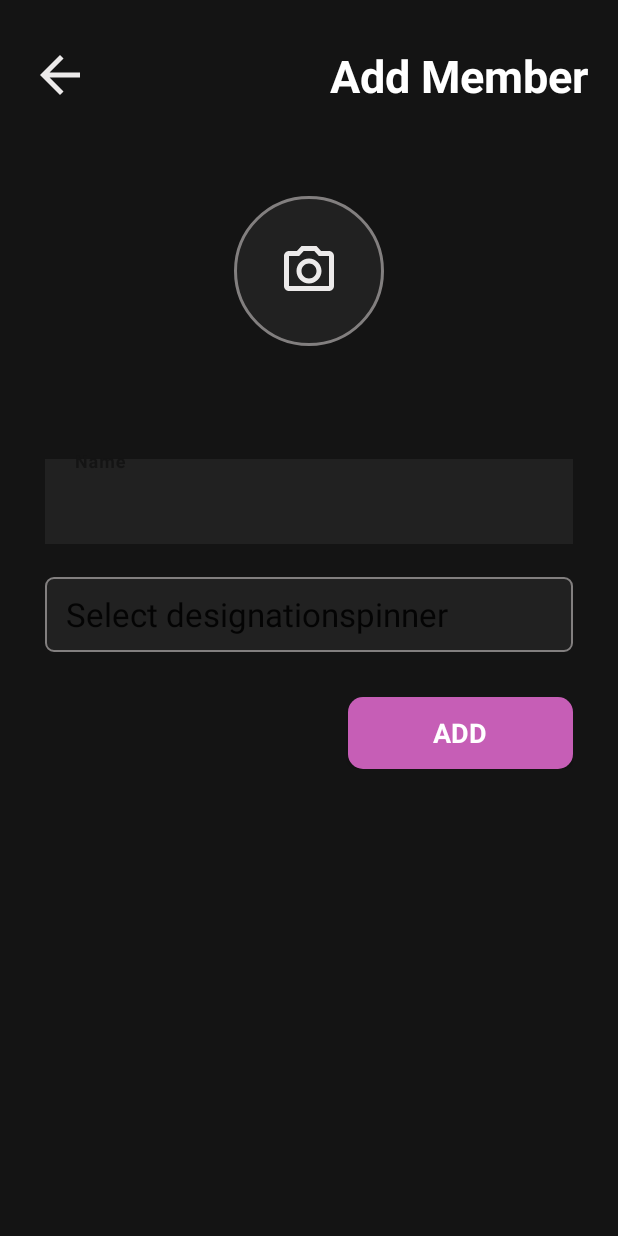
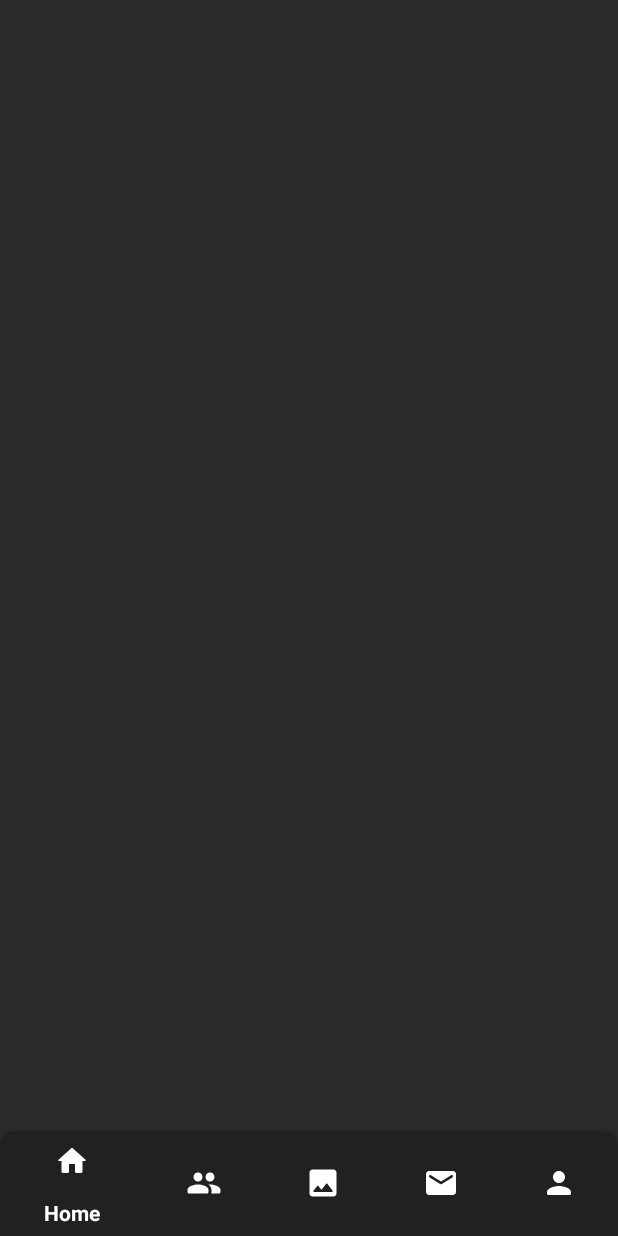
Before and after one commit to Sameer377/Coding_Crafters, an Android app: the screen it shows after launch (AddMember before the commit, Dashboard after it), on a phone screen of 412 x 824 dp. Run offline under Robolectric (Android 15) with nearby library versions, the light colour scheme and no system bars; Roboto replaces fonts that are not available here.

Commit message:
Add member backend completed and Bottom navbar frontend completed

```diff
--- a/app/src/main/AndroidManifest.xml
+++ b/app/src/main/AndroidManifest.xml
@@ -9,6 +9,9 @@
         android:roundIcon="@mipmap/ic_launcher_round"
         android:supportsRtl="true"
         android:theme="@style/Theme.AGPITCodeClub">
+        <activity
+            android:name=".Dashboard"
+            android:exported="true" />
         <activity
             android:name=".credentials.AddMember"
             android:exported="true" />
--- /dev/null
+++ b/app/src/main/java/com/agpitcodeclub/app/Dashboard.java
@@ -0,0 +1,14 @@
+package com.agpitcodeclub.app;
+
+import androidx.appcompat.app.AppCompatActivity;
+
+import android.os.Bundle;
+
+public class Dashboard extends AppCompatActivity {
+
+    @Override
+    protected void onCreate(Bundle savedInstanceState) {
+        super.onCreate(savedInstanceState);
+        setContentView(R.layout.activity_dashboard);
+    }
+}
--- a/app/src/main/java/com/agpitcodeclub/app/MainActivity.java
+++ b/app/src/main/java/com/agpitcodeclub/app/MainActivity.java
@@ -61,7 +61,7 @@ public class MainActivity extends AppCompatActivity {
                 new Handler().postDelayed(new Runnable() {
                     @Override
                     public void run() {
-                        Intent adduser = new Intent(MainActivity.this, AddMember.class);
+                        Intent adduser = new Intent(MainActivity.this, Dashboard.class);
                         startActivity(adduser);
                         finish();
                     }
--- /dev/null
+++ b/app/src/main/res/drawable/announce_filled.xml
@@ -0,0 +1,5 @@
+<vector android:height="24dp" android:tint="#ECEAEA"
+    android:viewportHeight="24" android:viewportWidth="24"
+    android:width="24dp" xmlns:android="http://schemas.android.com/apk/res/android">
+    <path android:fillColor="@android:color/white" android:pathData="M20,4L4,4c-1.1,0 -1.99,0.9 -1.99,2L2,18c0,1.1 0.9,2 2,2h16c1.1,0 2,-0.9 2,-2L22,6c0,-1.1 -0.9,-2 -2,-2zM19.6,8.25l-7.07,4.42c-0.32,0.2 -0.74,0.2 -1.06,0L4.4,8.25c-0.25,-0.16 -0.4,-0.43 -0.4,-0.72 0,-0.67 0.73,-1.07 1.3,-0.72L12,11l6.7,-4.19c0.57,-0.35 1.3,0.05 1.3,0.72 0,0.29 -0.15,0.56 -0.4,0.72z"/>
+</vector>
--- /dev/null
+++ b/app/src/main/res/drawable/bottom_nav_selector.xml
@@ -0,0 +1,5 @@
+<?xml version="1.0" encoding="utf-8"?>
+<selector xmlns:android="http://schemas.android.com/apk/res/android">
+    <item android:state_checked="true" android:color="@color/tagline" />
+    <item android:color="@color/white"  />
+</selector>
--- /dev/null
+++ b/app/src/main/res/drawable/btm_nav_bg.xml
@@ -0,0 +1,9 @@
+<?xml version="1.0" encoding="utf-8"?>
+<shape
+    android:shape="rectangle"
+    xmlns:android="http://schemas.android.com/apk/res/android">
+
+
+    <solid android:color="@color/inputbg"/>
+    <corners android:topLeftRadius="10dp" android:topRightRadius="10dp"/>
+</shape>
--- /dev/null
+++ b/app/src/main/res/drawable/home_filled.xml
@@ -0,0 +1,5 @@
+<vector android:height="24dp" android:tint="#ECEAEA"
+    android:viewportHeight="24" android:viewportWidth="24"
+    android:width="24dp" xmlns:android="http://schemas.android.com/apk/res/android">
+    <path android:fillColor="@android:color/white" android:pathData="M10,19v-5h4v5c0,0.55 0.45,1 1,1h3c0.55,0 1,-0.45 1,-1v-7h1.7c0.46,0 0.68,-0.57 0.33,-0.87L12.67,3.6c-0.38,-0.34 -0.96,-0.34 -1.34,0l-8.36,7.53c-0.34,0.3 -0.13,0.87 0.33,0.87H5v7c0,0.55 0.45,1 1,1h3c0.55,0 1,-0.45 1,-1z"/>
+</vector>
--- /dev/null
+++ b/app/src/main/res/drawable/people_outline.xml
@@ -0,0 +1,5 @@
+<vector android:height="24dp" android:tint="#ECEAEA"
+    android:viewportHeight="24" android:viewportWidth="24"
+    android:width="24dp" xmlns:android="http://schemas.android.com/apk/res/android">
+    <path android:fillColor="@android:color/white" android:pathData="M16,11c1.66,0 2.99,-1.34 2.99,-3S17.66,5 16,5s-3,1.34 -3,3 1.34,3 3,3zM8,11c1.66,0 2.99,-1.34 2.99,-3S9.66,5 8,5 5,6.34 5,8s1.34,3 3,3zM8,13c-2.33,0 -7,1.17 -7,3.5L1,18c0,0.55 0.45,1 1,1h12c0.55,0 1,-0.45 1,-1v-1.5c0,-2.33 -4.67,-3.5 -7,-3.5zM16,13c-0.29,0 -0.62,0.02 -0.97,0.05 0.02,0.01 0.03,0.03 0.04,0.04 1.14,0.83 1.93,1.94 1.93,3.41L17,18c0,0.35 -0.07,0.69 -0.18,1L22,19c0.55,0 1,-0.45 1,-1v-1.5c0,-2.33 -4.67,-3.5 -7,-3.5z"/>
+</vector>
--- /dev/null
+++ b/app/src/main/res/drawable/person_filled.xml
@@ -0,0 +1,5 @@
+<vector android:height="24dp" android:tint="#ECEAEA"
+    android:viewportHeight="24" android:viewportWidth="24"
+    android:width="24dp" xmlns:android="http://schemas.android.com/apk/res/android">
+    <path android:fillColor="@android:color/white" android:pathData="M12,12c2.21,0 4,-1.79 4,-4s-1.79,-4 -4,-4 -4,1.79 -4,4 1.79,4 4,4zM12,14c-2.67,0 -8,1.34 -8,4v1c0,0.55 0.45,1 1,1h14c0.55,0 1,-0.45 1,-1v-1c0,-2.66 -5.33,-4 -8,-4z"/>
+</vector>
--- /dev/null
+++ b/app/src/main/res/drawable/post_filled.xml
@@ -0,0 +1,5 @@
+<vector android:height="24dp" android:tint="#ECEAEA"
+    android:viewportHeight="24" android:viewportWidth="24"
+    android:width="24dp" xmlns:android="http://schemas.android.com/apk/res/android">
+    <path android:fillColor="@android:color/white" android:pathData="M21,19V5c0,-1.1 -0.9,-2 -2,-2H5c-1.1,0 -2,0.9 -2,2v14c0,1.1 0.9,2 2,2h14c1.1,0 2,-0.9 2,-2zM8.9,13.98l2.1,2.53 3.1,-3.99c0.2,-0.26 0.6,-0.26 0.8,0.01l3.51,4.68c0.25,0.33 0.01,0.8 -0.4,0.8H6.02c-0.42,0 -0.65,-0.48 -0.39,-0.81L8.12,14c0.19,-0.26 0.57,-0.27 0.78,-0.02z"/>
+</vector>
--- /dev/null
+++ b/app/src/main/res/layout/activity_dashboard.xml
@@ -0,0 +1,27 @@
+<?xml version="1.0" encoding="utf-8"?>
+<RelativeLayout xmlns:android="http://schemas.android.com/apk/res/android"
+    xmlns:app="http://schemas.android.com/apk/res-auto"
+    xmlns:tools="http://schemas.android.com/tools"
+    android:layout_width="match_parent"
+    android:background="@color/frag_bg"
+    android:layout_height="match_parent"
+    tools:context=".Dashboard">
+
+
+    <RelativeLayout
+        android:layout_width="match_parent"
+        android:layout_height="match_parent"
+        android:layout_above="@+id/btm_nav_main"
+        android:background="@color/frag_bg" />
+
+    <com.google.android.material.bottomnavigation.BottomNavigationView
+        android:id="@+id/btm_nav_main"
+        android:layout_width="match_parent"
+        android:layout_height="70dp"
+        android:layout_alignParentBottom="true"
+        android:background="@drawable/btm_nav_bg"
+        app:itemIconTint="@color/tagline"
+        app:itemTextColor="@color/tagline"
+        app:menu="@menu/bottom_nav_menu" />
+
+</RelativeLayout>
--- /dev/null
+++ b/app/src/main/res/menu/bottom_nav_menu.xml
@@ -0,0 +1,28 @@
+<?xml version="1.0" encoding="utf-8"?>
+<menu xmlns:android="http://schemas.android.com/apk/res/android">
+    <item
+        android:id="@+id/home"
+        android:enabled="true"
+        android:icon="@drawable/home_filled"
+        android:title="Home"/>
+    <item
+        android:id="@+id/community"
+        android:enabled="true"
+        android:icon="@drawable/people_outline"
+        android:title="Community"/>
+    <item
+        android:id="@+id/post"
+        android:enabled="true"
+        android:icon="@drawable/post_filled"
+        android:title="Post"/>
+    <item
+        android:id="@+id/announcement"
+        android:enabled="true"
+        android:icon="@drawable/announce_filled"
+        android:title="Inbox"/>
+    <item
+        android:id="@+id/profile"
+        android:enabled="true"
+        android:icon="@drawable/person_filled"
+        android:title="Profile"/>
+</menu>
--- a/app/src/main/res/values/colors.xml
+++ b/app/src/main/res/values/colors.xml
@@ -15,7 +15,7 @@
     <color name="pink_100">#C65EB6</color>
     <color name="typewriter">#0EEA16</color>
 
-
+    <color name="frag_bg">#2C2929</color>
 
     <!--    Font Color-->
     <color name="title">#DBD8D8</color>
--- a/build.gradle
+++ b/build.gradle
@@ -6,7 +6,7 @@ buildscript {
     }
     dependencies {
         classpath "com.android.tools.build:gradle:7.0.1"
-        classpath 'com.google.gms:google-services:4.2.0'
+        classpath 'com.google.gms:google-services:4.3.8'
         // NOTE: Do not place your application dependencies here; they belong
         // in the individual module build.gradle files
     }
```
Also changed, not shown: app/build.gradle (+7 -11 lines), app/src/main/java/com/agpitcodeclub/app/FirebasePath.java (added, +13 -0 lines), app/src/main/java/com/agpitcodeclub/app/credentials/AddMember.java (+127 -16 lines), app/src/main/java/com/agpitcodeclub/app/credentials/PasswordGenerator.java (added, +16 -0 lines), app/src/main/java/com/agpitcodeclub/app/credentials/User.java (added, +24 -0 lines), app/src/main/res/layout/activity_add_member.xml (+33 -7 lines), 1 other file.
